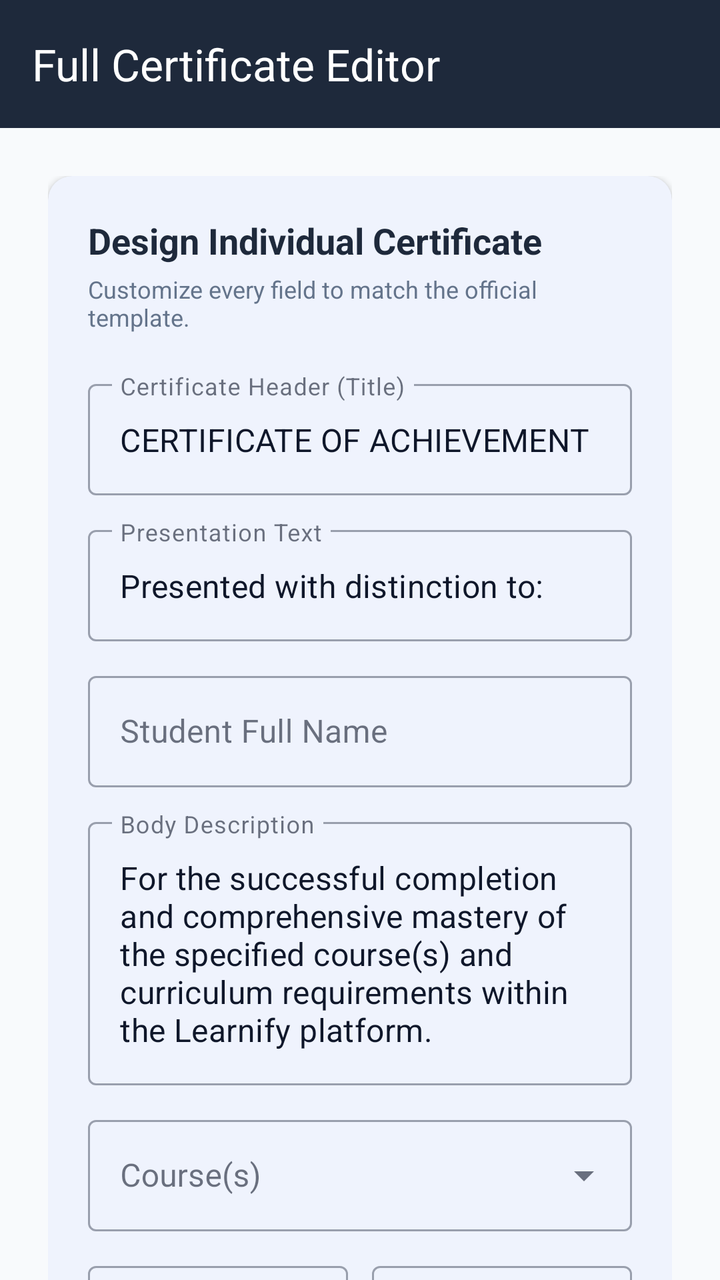
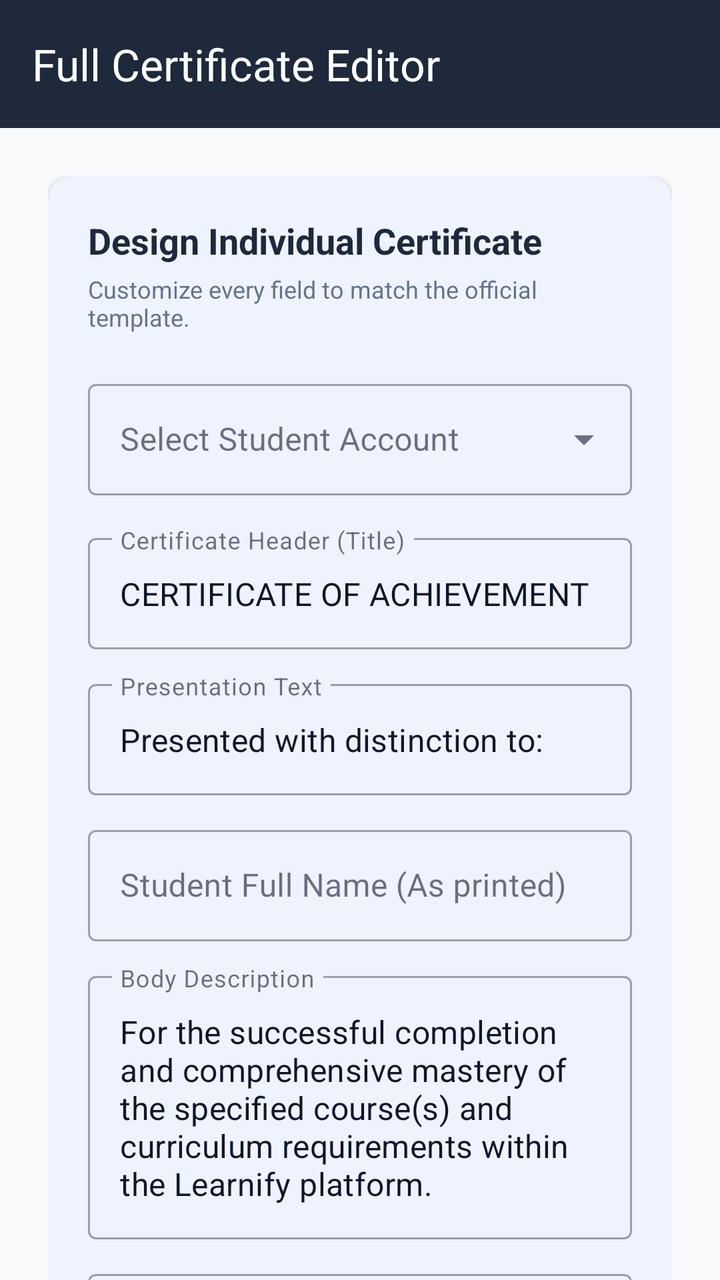

Before-and-after screenshots of an Android layout around one commit, followed by the original layout XML and the change that was made.
<!-- AndroidManifest.xml: application theme Theme.TestApp -->
<!-- res/layout/activity_admin_issue_certificate.xml -->
<?xml version="1.0" encoding="utf-8"?>
<androidx.coordinatorlayout.widget.CoordinatorLayout xmlns:android="http://schemas.android.com/apk/res/android"
    xmlns:app="http://schemas.android.com/apk/res-auto"
    android:layout_width="match_parent"
    android:layout_height="match_parent"
    android:background="#F8FAFC">

    <com.google.android.material.appbar.AppBarLayout
        android:layout_width="match_parent"
        android:layout_height="wrap_content"
        android:background="#1E293B">
        <androidx.appcompat.widget.Toolbar
            android:id="@+id/issueCertToolbar"
            android:layout_width="match_parent"
            android:layout_height="?attr/actionBarSize"
            app:title="Full Certificate Editor"
            app:titleTextColor="#FFFFFF" />
    </com.google.android.material.appbar.AppBarLayout>

    <androidx.core.widget.NestedScrollView
        android:layout_width="match_parent"
        android:layout_height="match_parent"
        app:layout_behavior="@string/appbar_scrolling_view_behavior">

        <LinearLayout
            android:layout_width="match_parent"
            android:layout_height="wrap_content"
            android:orientation="vertical"
            android:padding="24dp">

            <com.google.android.material.card.MaterialCardView
                android:layout_width="match_parent"
                android:layout_height="wrap_content"
                app:cardCornerRadius="12dp"
                app:cardElevation="2dp"
                app:strokeWidth="0dp">

                <LinearLayout
                    android:layout_width="match_parent"
                    android:layout_height="wrap_content"
                    android:orientation="vertical"
                    android:padding="20dp">

                    <TextView
                        android:layout_width="wrap_content"
                        android:layout_height="wrap_content"
                        android:text="Design Individual Certificate"
                        android:textColor="#1E293B"
                        android:textSize="18sp"
                        android:textStyle="bold" />

                    <TextView
                        android:layout_width="wrap_content"
                        android:layout_height="wrap_content"
                        android:layout_marginTop="4dp"
                        android:text="Customize every field to match the official template."
                        android:textColor="#64748B"
                        android:textSize="12sp" />

                    
                    <com.google.android.material.textfield.TextInputLayout
                        style="@style/Widget.MaterialComponents.TextInputLayout.OutlinedBox"
                        android:layout_width="match_parent"
                        android:layout_height="wrap_content"
                        android:layout_marginTop="20dp"
                        android:hint="Certificate Header (Title)">
                        <com.google.android.material.textfield.TextInputEditText
                            android:id="@+id/etCertTitle"
                            android:layout_width="match_parent"
                            android:layout_height="wrap_content"
                            android:text="CERTIFICATE OF ACHIEVEMENT" />
                    </com.google.android.material.textfield.TextInputLayout>

                    
                    <com.google.android.material.textfield.TextInputLayout
                        style="@style/Widget.MaterialComponents.TextInputLayout.OutlinedBox"
                        android:layout_width="match_parent"
                        android:layout_height="wrap_content"
                        android:layout_marginTop="12dp"
                        android:hint="Presentation Text">
                        <com.google.android.material.textfield.TextInputEditText
                            android:id="@+id/etPresentationText"
                            android:layout_width="match_parent"
                            android:layout_height="wrap_content"
                            android:text="Presented with distinction to:" />
                    </com.google.android.material.textfield.TextInputLayout>

                    
                    <com.google.android.material.textfield.TextInputLayout
                        style="@style/Widget.MaterialComponents.TextInputLayout.OutlinedBox"
                        android:layout_width="match_parent"
                        android:layout_height="wrap_content"
                        android:layout_marginTop="12dp"
                        android:hint="Student Full Name">
                        <com.google.android.material.textfield.TextInputEditText
                            android:id="@+id/etStudentName"
                            android:layout_width="match_parent"
                            android:layout_height="wrap_content" />
                    </com.google.android.material.textfield.TextInputLayout>

                    
                    <com.google.android.material.textfield.TextInputLayout
                        style="@style/Widget.MaterialComponents.TextInputLayout.OutlinedBox"
                        android:layout_width="match_parent"
                        android:layout_height="wrap_content"
                        android:layout_marginTop="12dp"
                        android:hint="Body Description">
                        <com.google.android.material.textfield.TextInputEditText
                            android:id="@+id/etBodyText"
                            android:layout_width="match_parent"
                            android:layout_height="wrap_content"
                            android:text="For the successful completion and comprehensive mastery of the specified course(s) and curriculum requirements within the Learnify platform." />
                    </com.google.android.material.textfield.TextInputLayout>

                    
                    <com.google.android.material.textfield.TextInputLayout
                        style="@style/Widget.MaterialComponents.TextInputLayout.OutlinedBox.ExposedDropdownMenu"
                        android:layout_width="match_parent"
                        android:layout_height="wrap_content"
                        android:layout_marginTop="12dp"
                        android:hint="Course(s)">
                        <AutoCompleteTextView
                            android:id="@+id/actvCourseName"
                            android:layout_width="match_parent"
                            android:layout_height="wrap_content"
                            android:inputType="none" />
                    </com.google.android.material.textfield.TextInputLayout>

                    
                    <LinearLayout
                        android:layout_width="match_parent"
                        android:layout_height="wrap_content"
                        android:orientation="horizontal"
                        android:layout_marginTop="12dp">
                        <com.google.android.material.textfield.TextInputLayout
                            style="@style/Widget.MaterialComponents.TextInputLayout.OutlinedBox"
                            android:layout_width="0dp"
                            android:layout_height="wrap_content"
                            android:layout_weight="1"
                            android:hint="Issue Date">
                            <com.google.android.material.textfield.TextInputEditText
                                android:id="@+id/etIssueDate"
                                android:layout_width="match_parent"
                                android:layout_height="wrap_content" />
                        </com.google.android.material.textfield.TextInputLayout>
                        <View android:layout_width="12dp" android:layout_height="0dp" />
                        <com.google.android.material.textfield.TextInputLayout
                            style="@style/Widget.MaterialComponents.TextInputLayout.OutlinedBox"
                            android:layout_width="0dp"
                            android:layout_height="wrap_content"
                            android:layout_weight="1"
                            android:hint="Student ID">
                            <com.google.android.material.textfield.TextInputEditText
                                android:id="@+id/etStudentId"
                                android:layout_width="match_parent"
                                android:layout_height="wrap_content" />
                        </com.google.android.material.textfield.TextInputLayout>
                    </LinearLayout>

                    
                    <com.google.android.material.textfield.TextInputLayout
                        style="@style/Widget.MaterialComponents.TextInputLayout.OutlinedBox"
                        android:layout_width="match_parent"
                        android:layout_height="wrap_content"
                        android:layout_marginTop="12dp"
                        android:hint="Certificate ID">
                        <com.google.android.material.textfield.TextInputEditText
                            android:id="@+id/etCertificateId"
                            android:layout_width="match_parent"
                            android:layout_height="wrap_content" />
                    </com.google.android.material.textfield.TextInputLayout>

                    
                    <LinearLayout
                        android:layout_width="match_parent"
                        android:layout_height="wrap_content"
                        android:orientation="horizontal"
                        android:layout_marginTop="12dp">
                        <com.google.android.material.textfield.TextInputLayout
                            style="@style/Widget.MaterialComponents.TextInputLayout.OutlinedBox"
                            android:layout_width="0dp"
                            android:layout_height="wrap_content"
                            android:layout_weight="1"
                            android:hint="Director Name">
                            <com.google.android.material.textfield.TextInputEditText
                                android:id="@+id/etDirectorName"
                                android:layout_width="match_parent"
                                android:layout_height="wrap_content"
                                android:text="Dr. Sarah J. Thompson" />
                        </com.google.android.material.textfield.TextInputLayout>
                        <View android:layout_width="12dp" android:layout_height="0dp" />
                        <com.google.android.material.textfield.TextInputLayout
                            style="@style/Widget.MaterialComponents.TextInputLayout.OutlinedBox"
                            android:layout_width="0dp"
                            android:layout_height="wrap_content"
                            android:layout_weight="1"
                            android:hint="Director Role">
                            <com.google.android.material.textfield.TextInputEditText
                                android:id="@+id/etDirectorRole"
                                android:layout_width="match_parent"
                                android:layout_height="wrap_content"
                                android:text="Certification Director" />
                        </com.google.android.material.textfield.TextInputLayout>
                    </LinearLayout>

                    
                    <LinearLayout
                        android:layout_width="match_parent"
                        android:layout_height="wrap_content"
                        android:orientation="horizontal"
                        android:layout_marginTop="32dp">
                        <com.google.android.material.button.MaterialButton
                            android:id="@+id/btnCancelIssue"
                            style="@style/Widget.MaterialComponents.Button.TextButton"
                            android:layout_width="0dp"
                            android:layout_height="54dp"
                            android:layout_weight="1"
                            android:text="Cancel"
                            android:textColor="#64748B" />
                        <com.google.android.material.button.MaterialButton
                            android:id="@+id/btnConfirmIssue"
                            android:layout_width="0dp"
                            android:layout_height="54dp"
                            android:layout_weight="1.5"
                            android:text="Issue Professional Certificate"
                            android:backgroundTint="#2563EB" />
                    </LinearLayout>

                </LinearLayout>
            </com.google.android.material.card.MaterialCardView>

        </LinearLayout>
    </androidx.core.widget.NestedScrollView>

</androidx.coordinatorlayout.widget.CoordinatorLayout>
<!-- resources referenced by this layout -->
<resources>
  <style name="Theme.TestApp" parent="Base.Theme.TestApp" />
  <style name="Base.Theme.TestApp" parent="Theme.Material3.DayNight.NoActionBar">
          
          <item name="colorPrimary">@color/blue_600</item>
          <item name="colorOnPrimary">@color/white</item>
          <item name="colorPrimaryContainer">@color/blue_500</item>
          <item name="colorOnPrimaryContainer">@color/white</item>
  
          
          <item name="colorSecondary">@color/slate_700</item>
          <item name="colorOnSecondary">@color/white</item>
          <item name="colorSecondaryContainer">#E0E7FF</item>
          <item name="colorOnSecondaryContainer">@color/blue_600</item>
  
          
          <item name="android:windowBackground">@color/slate_50</item>
          <item name="colorSurface">@color/white</item>
          <item name="colorOnSurface">@color/slate_900</item>
          <item name="colorSurfaceVariant">#F3F4F6</item>
          <item name="colorOnSurfaceVariant">@color/slate_700</item>
          <item name="colorOutline">@color/slate_200</item>
  
          
          <item name="android:textColorPrimary">@color/slate_900</item>
          <item name="android:textColorSecondary">@color/slate_500</item>
  
          
          <item name="android:statusBarColor">@color/white</item>
          <item name="android:windowLightStatusBar">true</item>
  
          
          <item name="itemIconTint">@color/nav_item_colors</item>
          <item name="itemTextColor">@color/nav_item_colors</item>
      </style>
  <color name="blue_600">#2563EB</color>
  <color name="white">#FFFFFFFF</color>
  <color name="blue_500">#3B82F6</color>
  <color name="slate_700">#334155</color>
  <color name="slate_50">#F8FAFC</color>
  <color name="slate_900">#0F172A</color>
  <color name="slate_200">#E2E8F0</color>
  <color name="slate_500">#64748B</color>
</resources>

<!-- the commit's change to res/layout/activity_admin_issue_certificate.xml (unified diff, before → after) -->
@@ -59,10 +59,26 @@
 
                     
                     <com.google.android.material.textfield.TextInputLayout
-                        style="@style/Widget.MaterialComponents.TextInputLayout.OutlinedBox"
+                        android:id="@+id/tilSelectStudent"
+                        style="@style/Widget.MaterialComponents.TextInputLayout.OutlinedBox.ExposedDropdownMenu"
                         android:layout_width="match_parent"
                         android:layout_height="wrap_content"
                         android:layout_marginTop="20dp"
+                        android:hint="Select Student Account"
+                        android:visibility="visible">
+                        <AutoCompleteTextView
+                            android:id="@+id/actvSelectStudent"
+                            android:layout_width="match_parent"
+                            android:layout_height="wrap_content"
+                            android:inputType="text" />
+                    </com.google.android.material.textfield.TextInputLayout>
+
+                    
+                    <com.google.android.material.textfield.TextInputLayout
+                        style="@style/Widget.MaterialComponents.TextInputLayout.OutlinedBox"
+                        android:layout_width="match_parent"
+                        android:layout_height="wrap_content"
+                        android:layout_marginTop="16dp"
                         android:hint="Certificate Header (Title)">
                         <com.google.android.material.textfield.TextInputEditText
                             android:id="@+id/etCertTitle"
@@ -91,7 +107,7 @@
                         android:layout_width="match_parent"
                         android:layout_height="wrap_content"
                         android:layout_marginTop="12dp"
-                        android:hint="Student Full Name">
+                        android:hint="Student Full Name (As printed)">
                         <com.google.android.material.textfield.TextInputEditText
                             android:id="@+id/etStudentName"
                             android:layout_width="match_parent"
@@ -186,7 +202,7 @@
                                 android:id="@+id/etDirectorName"
                                 android:layout_width="match_parent"
                                 android:layout_height="wrap_content"
-                                android:text="Dr. Sarah J. Thompson" />
+                                android:text="Dr. Million Teshome" />
                         </com.google.android.material.textfield.TextInputLayout>
                         <View android:layout_width="12dp" android:layout_height="0dp" />
                         <com.google.android.material.textfield.TextInputLayout
